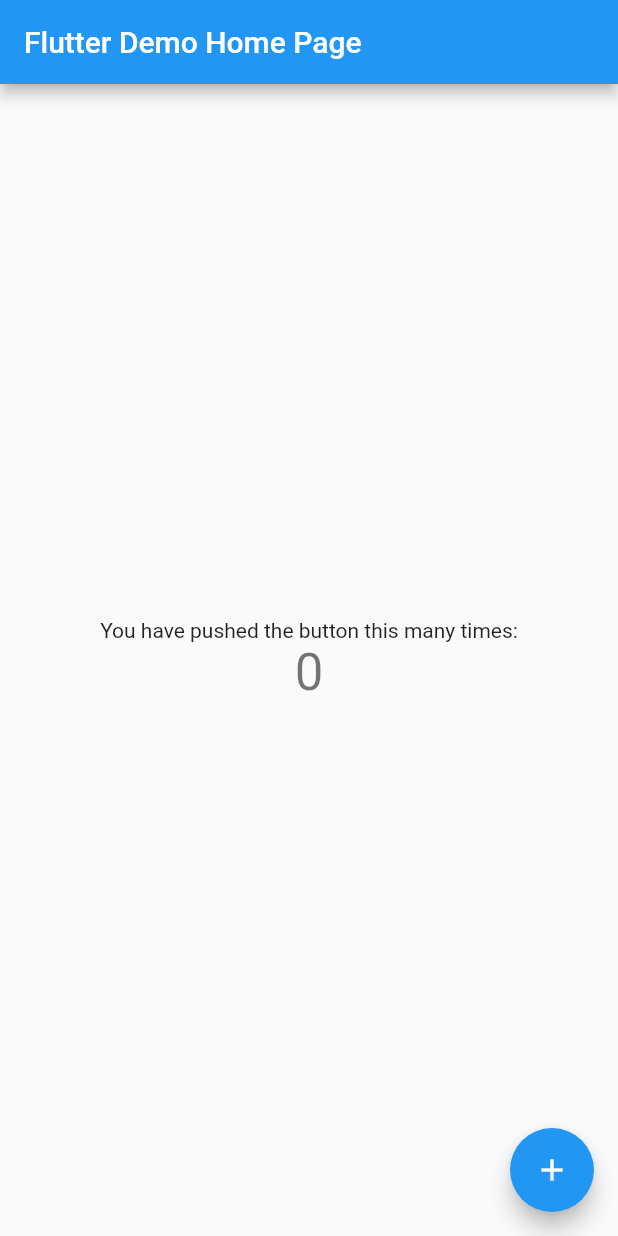
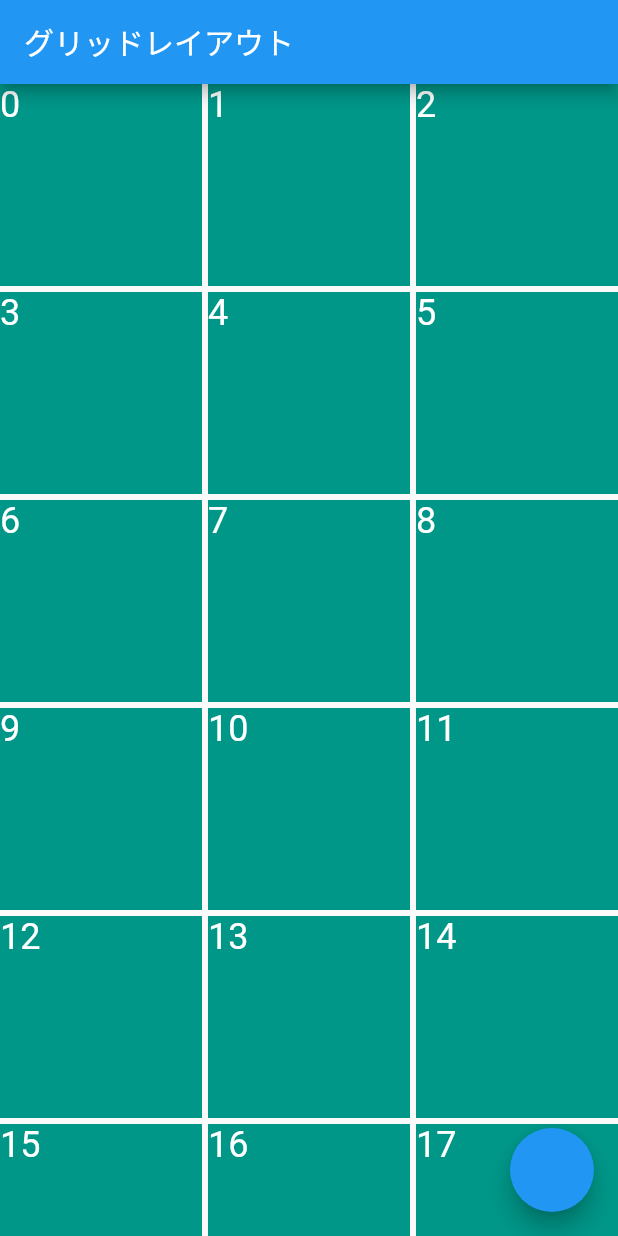
Before and after one commit to ryuichi3811/flutter_app, a Flutter app: the screen it shows after launch, on a phone screen of 412 x 824 dp. Run offline on Flutter 3.47's test engine with Material 2 defaults, Android fonts, the phone set to English and light mode, and no system bars.

Commit message:
add: グリッドレイアウト

```diff
--- a/lib/main.dart
+++ b/lib/main.dart
@@ -1,4 +1,5 @@
 import 'package:flutter/material.dart';
+import 'package:flutter_app/sample/grid_view.dart';
 
 void main() {
   runApp(const MyApp());
@@ -11,105 +12,12 @@ class MyApp extends StatelessWidget {
   @override
   Widget build(BuildContext context) {
     return MaterialApp(
+      debugShowCheckedModeBanner: false,
       title: 'Flutter Demo',
       theme: ThemeData(
-        // This is the theme of your application.
-        //
-        // Try running your application with "flutter run". You'll see the
-        // application has a blue toolbar. Then, without quitting the app, try
-        // changing the primarySwatch below to Colors.green and then invoke
-        // "hot reload" (press "r" in the console where you ran "flutter run",
-        // or simply save your changes to "hot reload" in a Flutter IDE).
-        // Notice that the counter didn't reset back to zero; the application
-        // is not restarted.
         primarySwatch: Colors.blue,
       ),
-      home: const MyHomePage(title: 'Flutter Demo Home Page'),
+      home: const GridViewSample(),
     );
   }
 }
-
-class MyHomePage extends StatefulWidget {
-  const MyHomePage({super.key, required this.title});
-
-  // This widget is the home page of your application. It is stateful, meaning
-  // that it has a State object (defined below) that contains fields that affect
-  // how it looks.
-
-  // This class is the configuration for the state. It holds the values (in this
-  // case the title) provided by the parent (in this case the App widget) and
-  // used by the build method of the State. Fields in a Widget subclass are
-  // always marked "final".
-
-  final String title;
-
-  @override
-  State<MyHomePage> createState() => _MyHomePageState();
-}
-
-class _MyHomePageState extends State<MyHomePage> {
-  int _counter = 0;
-
-  void _incrementCounter() {
-    setState(() {
-      // This call to setState tells the Flutter framework that something has
-      // changed in this State, which causes it to rerun the build method below
-      // so that the display can reflect the updated values. If we changed
-      // _counter without calling setState(), then the build method would not be
-      // called again, and so nothing would appear to happen.
-      _counter++;
-    });
-  }
-
-  @override
-  Widget build(BuildContext context) {
-    // This method is rerun every time setState is called, for instance as done
-    // by the _incrementCounter method above.
-    //
-    // The Flutter framework has been optimized to make rerunning build methods
-    // fast, so that you can just rebuild anything that needs updating rather
-    // than having to individually change instances of widgets.
-    return Scaffold(
-      appBar: AppBar(
-        // Here we take the value from the MyHomePage object that was created by
-        // the App.build method, and use it to set our appbar title.
-        title: Text(widget.title),
-      ),
-      body: Center(
-        // Center is a layout widget. It takes a single child and positions it
-        // in the middle of the parent.
-        child: Column(
-          // Column is also a layout widget. It takes a list of children and
-          // arranges them vertically. By default, it sizes itself to fit its
-          // children horizontally, and tries to be as tall as its parent.
-          //
-          // Invoke "debug painting" (press "p" in the console, choose the
-          // "Toggle Debug Paint" action from the Flutter Inspector in Android
-          // Studio, or the "Toggle Debug Paint" command in Visual Studio Code)
-          // to see the wireframe for each widget.
-          //
-          // Column has various properties to control how it sizes itself and
-          // how it positions its children. Here we use mainAxisAlignment to
-          // center the children vertically; the main axis here is the vertical
-          // axis because Columns are vertical (the cross axis would be
-          // horizontal).
-          mainAxisAlignment: MainAxisAlignment.center,
-          children: <Widget>[
-            const Text(
-              'You have pushed the button this many times:',
-            ),
-            Text(
-              '$_counter',
-              style: Theme.of(context).textTheme.headline4,
-            ),
-          ],
-        ),
-      ),
-      floatingActionButton: FloatingActionButton(
-        onPressed: _incrementCounter,
-        tooltip: 'Increment',
-        child: const Icon(Icons.add),
-      ), // This trailing comma makes auto-formatting nicer for build methods.
-    );
-  }
-}
--- /dev/null
+++ b/lib/sample/grid_view.dart
@@ -0,0 +1,33 @@
+import 'package:flutter/material.dart';
+
+class GridViewSample extends StatefulWidget {
+  const GridViewSample({super.key});
+
+  @override
+  State<GridViewSample> createState() => _GridViewSampleState();
+}
+
+class _GridViewSampleState extends State<GridViewSample> {
+  @override
+  Widget build(BuildContext context) {
+    return Scaffold(
+      appBar: AppBar(
+        title: const Text("グリッドレイアウト"),
+      ),
+      floatingActionButton: FloatingActionButton(
+        onPressed: (() {}),
+      ),
+      body: GridView.builder(
+        gridDelegate: const SliverGridDelegateWithFixedCrossAxisCount(
+            crossAxisCount: 3, crossAxisSpacing: 4, mainAxisSpacing: 4),
+        itemBuilder: ((context, index) => Container(
+              color: Colors.teal,
+              child: Text(
+                index.toString(),
+                style: const TextStyle(fontSize: 24, color: Colors.white),
+              ),
+            )),
+      ),
+    );
+  }
+}
```
